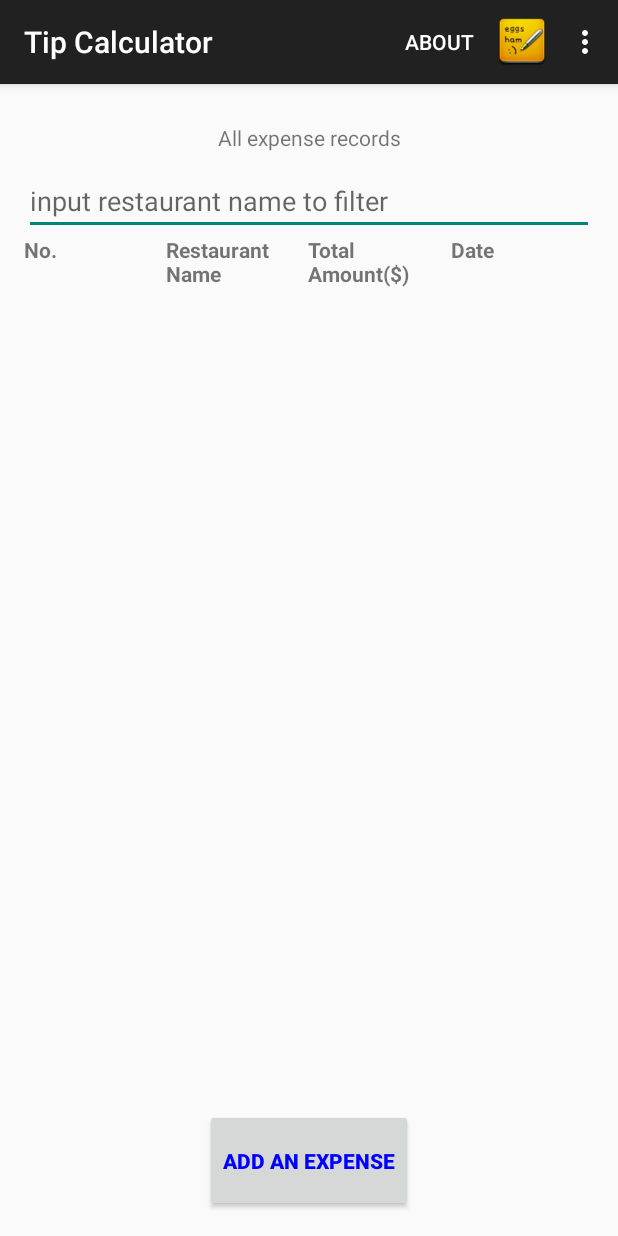
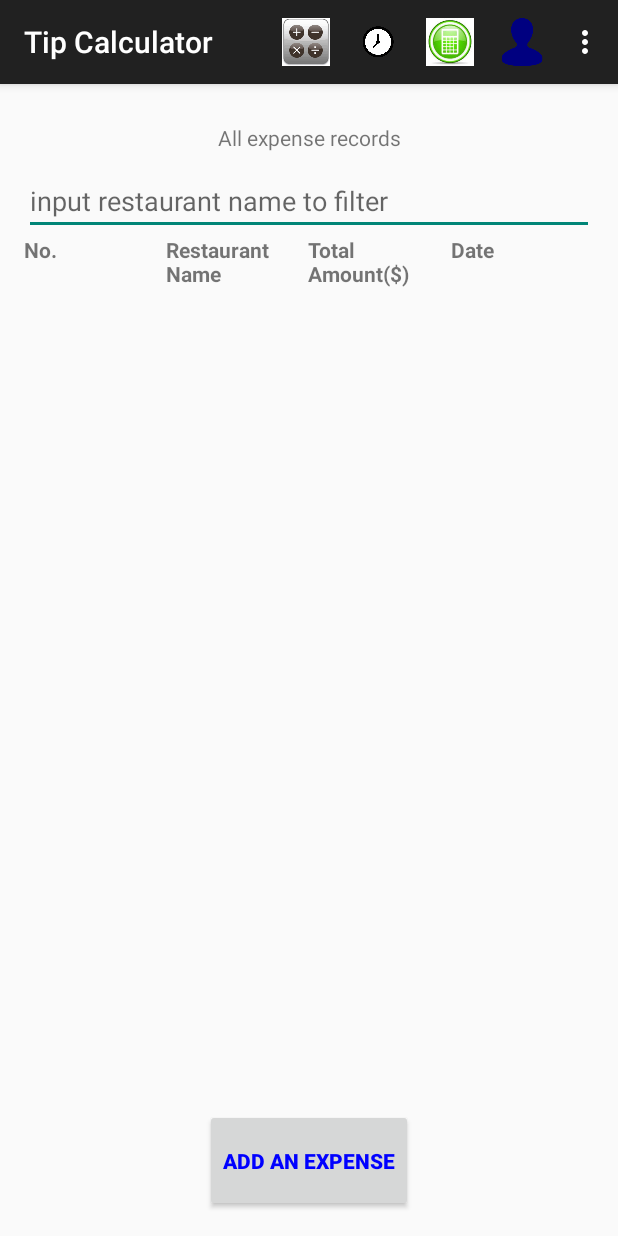
Before and after one commit to RoderickJDunn/Group7ProjectIntegrated, an Android app: the screen it shows after launch (TipMainActivity), on a phone screen of 412 x 824 dp. Run offline under Robolectric (Android 15) with nearby library versions, the phone set to English and light mode, and no system bars.

Commit message:
Two (All parts, ActionBar added to App 1)

```diff
--- a/app/src/main/res/menu/action_bar.xml
+++ b/app/src/main/res/menu/action_bar.xml
@@ -6,9 +6,9 @@
 <item
     android:id="@+id/action_bar"
     android:title="@string/About"
-    android:orderInCategory="10"
+    android:orderInCategory="107"
 
-    app:showAsAction="always" />
+    app:showAsAction="ifRoom" />
 
 
 </menu>
--- a/app/src/main/res/menu/menu_main_tip.xml
+++ b/app/src/main/res/menu/menu_main_tip.xml
@@ -2,17 +2,29 @@
     xmlns:app="http://schemas.android.com/apk/res-auto"
     xmlns:tools="http://schemas.android.com/tools" tools:context=".MainActivity">
 
+    <item android:id="@+id/tip_calc" android:title="Tip Calculator"
+        android:icon="@drawable/ic_tip_calc"
+        android:orderInCategory="101" app:showAsAction="always" />
+    <item android:id="@+id/time_track" android:title="Time and Activity Tracker"
+        android:icon="@drawable/ic_time_track"
+        android:orderInCategory="102" app:showAsAction="always" />
+    <item android:id="@+id/carb_calc" android:title="Carbon Footprint Calculator"
+        android:icon="@drawable/ic_carb_calc"
+        android:orderInCategory="103" app:showAsAction="always" />
+    <item android:id="@+id/contacts" android:title="Contacts"
+        android:icon="@drawable/ic_contacts"
+        android:orderInCategory="104" app:showAsAction="always" />
     <item
         android:id="@+id/action_tip_calc"
         android:icon="@drawable/expense_note"
         android:title="@string/action_expense_tracker"
-        android:orderInCategory="100"
+        android:orderInCategory="105"
         app:showAsAction="ifRoom" />
 
     <item
         android:id="@+id/action_settings"
         android:title="@string/action_settings"
-        android:orderInCategory="101"
+        android:orderInCategory="106"
         app:showAsAction="never" />
 
 </menu>
```
Also changed, not shown: app/src/main/java/com/example/roddy/group7project/TipMainActivity.java (+28 -3 lines).
